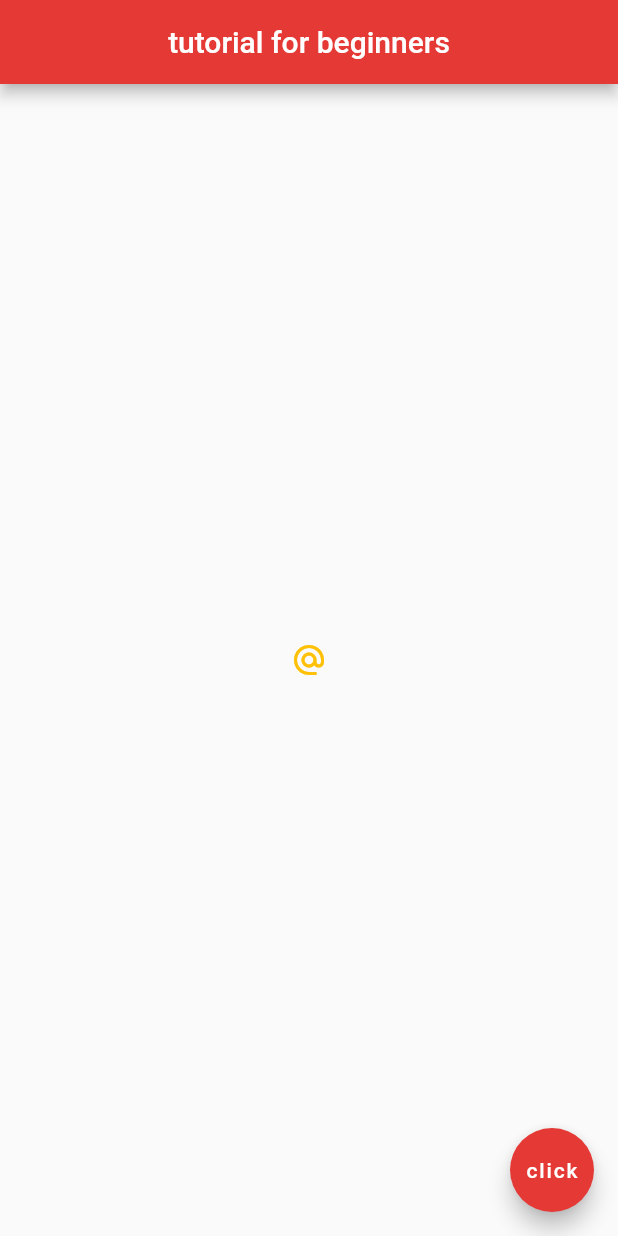
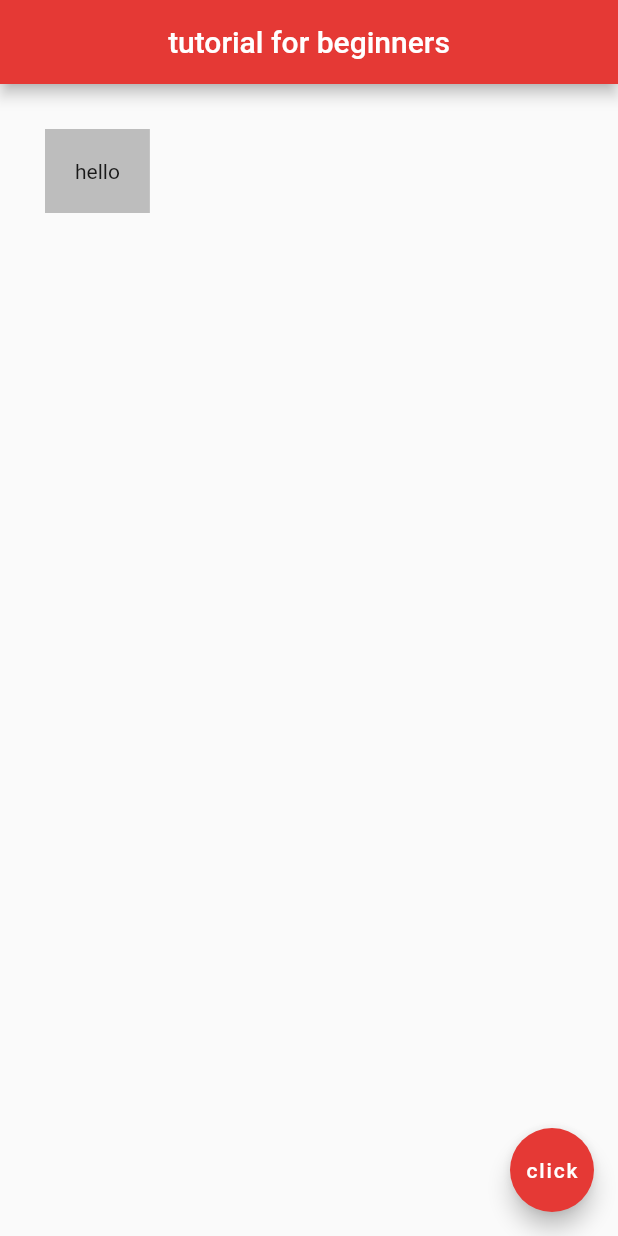
Before and after one commit to G-Shino/spike-flutter, a Flutter app: the screen it shows after launch, on a phone screen of 412 x 824 dp. Run offline on Flutter 3.47's test engine with Material 2 defaults, Android fonts, the phone set to English and light mode, and no system bars.

Commit message:
add container

```diff
--- a/tutorialForBeginners/lib/main.dart
+++ b/tutorialForBeginners/lib/main.dart
@@ -13,14 +13,11 @@ class Home extends StatelessWidget {
         centerTitle: true,
         backgroundColor: Colors.red[600],
       ),
-      body: Center(
-        child: IconButton(
-          onPressed: () {
-            print("you clicked me");
-          },
-          icon: Icon(Icons.alternate_email),
-          color: Colors.amber,
-        ),
+      body: Container(
+        padding: EdgeInsets.all(20.0),
+        margin: EdgeInsets.all(30.0),
+        color: Colors.grey[400],
+        child: Text("hello"),
       ),
       floatingActionButton: FloatingActionButton(
         child: Text("click"),
```
